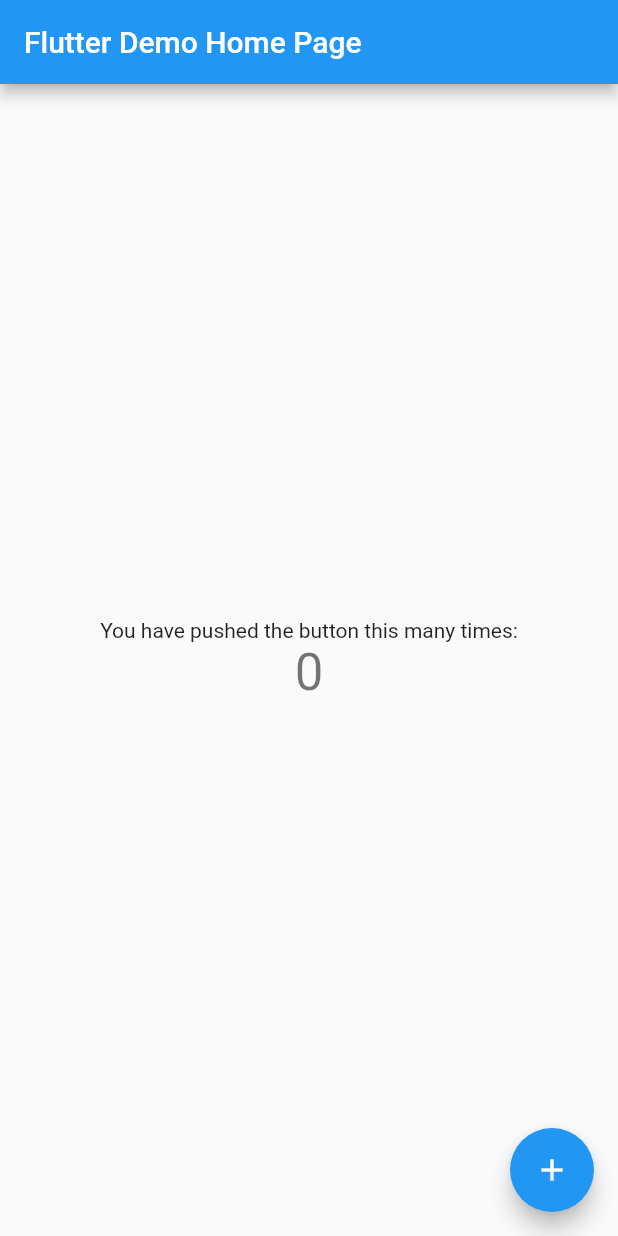
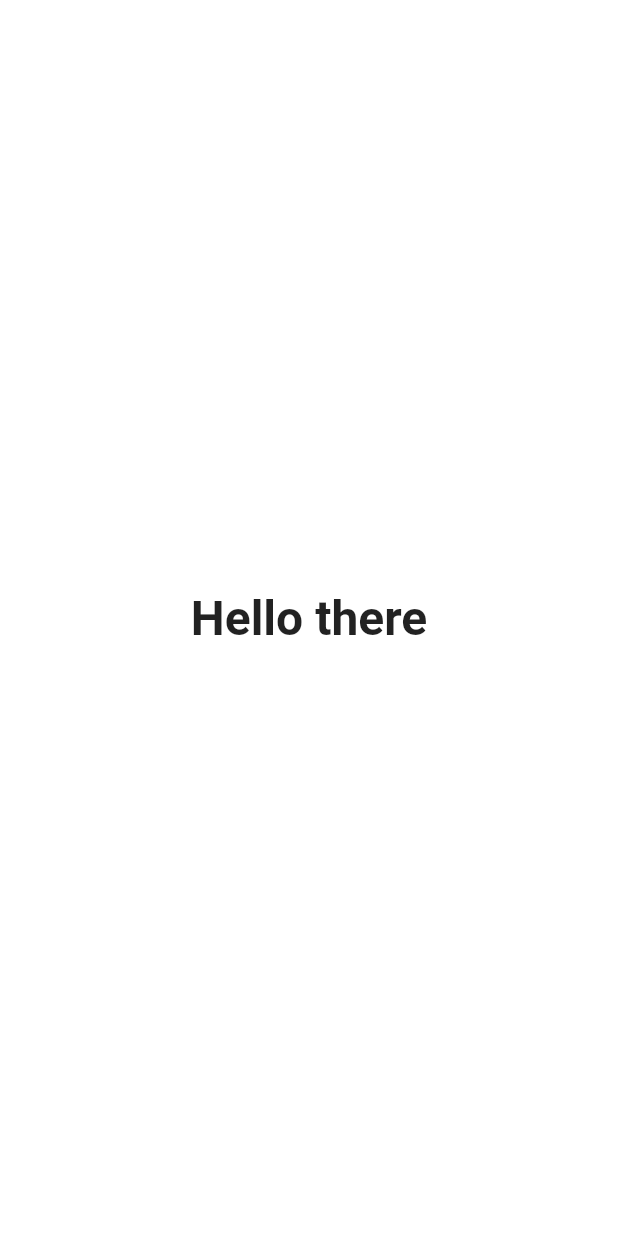
Before and after one commit to OmarAssem11/random_color_generation, a Flutter app: the screen it shows after launch, on a phone screen of 412 x 824 dp. Run offline on Flutter 3.47's test engine with Material 2 defaults, Android fonts, the phone set to English and light mode, and no system bars.

Commit message:
Implement random color generation

```diff
--- /dev/null
+++ b/lib/home_screen.dart
@@ -0,0 +1,39 @@
+import 'package:flutter/material.dart';
+import 'package:random_color_generation/utils.dart';
+
+///The home screen of the app
+class HomeScreen extends StatefulWidget {
+  ///Constructor of [HomeScreen]
+  const HomeScreen();
+
+  @override
+  State<HomeScreen> createState() => _HomeScreenState();
+}
+
+class _HomeScreenState extends State<HomeScreen> {
+  int _backgroundColorHexValue = 0xFFFFFFFF;
+
+  @override
+  Widget build(BuildContext context) {
+    return Scaffold(
+      body: GestureDetector(
+        onTap: _changeBackgroundColor,
+        child: ColoredBox(
+          color: Color(_backgroundColorHexValue),
+          child: const Center(
+            child: Text(
+              'Hello there',
+              style: TextStyle(
+                fontSize: 32,
+                fontWeight: FontWeight.bold,
+              ),
+            ),
+          ),
+        ),
+      ),
+    );
+  }
+
+  void _changeBackgroundColor() =>
+      setState(() => _backgroundColorHexValue = generateRandomColorHexValue());
+}
--- a/lib/main.dart
+++ b/lib/main.dart
@@ -1,115 +1,6 @@
 import 'package:flutter/material.dart';
+import 'package:random_color_generation/my_app.dart';
 
 void main() {
   runApp(const MyApp());
 }
-
-class MyApp extends StatelessWidget {
-  const MyApp({super.key});
-
-  // This widget is the root of your application.
-  @override
-  Widget build(BuildContext context) {
-    return MaterialApp(
-      title: 'Flutter Demo',
-      theme: ThemeData(
-        // This is the theme of your application.
-        //
-        // Try running your application with "flutter run". You'll see the
-        // application has a blue toolbar. Then, without quitting the app, try
-        // changing the primarySwatch below to Colors.green and then invoke
-        // "hot reload" (press "r" in the console where you ran "flutter run",
-        // or simply save your changes to "hot reload" in a Flutter IDE).
-        // Notice that the counter didn't reset back to zero; the application
-        // is not restarted.
-        primarySwatch: Colors.blue,
-      ),
-      home: const MyHomePage(title: 'Flutter Demo Home Page'),
-    );
-  }
-}
-
-class MyHomePage extends StatefulWidget {
-  const MyHomePage({super.key, required this.title});
-
-  // This widget is the home page of your application. It is stateful, meaning
-  // that it has a State object (defined below) that contains fields that affect
-  // how it looks.
-
-  // This class is the configuration for the state. It holds the values (in this
-  // case the title) provided by the parent (in this case the App widget) and
-  // used by the build method of the State. Fields in a Widget subclass are
-  // always marked "final".
-
-  final String title;
-
-  @override
-  State<MyHomePage> createState() => _MyHomePageState();
-}
-
-class _MyHomePageState extends State<MyHomePage> {
-  int _counter = 0;
-
-  void _incrementCounter() {
-    setState(() {
-      // This call to setState tells the Flutter framework that something has
-      // changed in this State, which causes it to rerun the build method below
-      // so that the display can reflect the updated values. If we changed
-      // _counter without calling setState(), then the build method would not be
-      // called again, and so nothing would appear to happen.
-      _counter++;
-    });
-  }
-
-  @override
-  Widget build(BuildContext context) {
-    // This method is rerun every time setState is called, for instance as done
-    // by the _incrementCounter method above.
-    //
-    // The Flutter framework has been optimized to make rerunning build methods
-    // fast, so that you can just rebuild anything that needs updating rather
-    // than having to individually change instances of widgets.
-    return Scaffold(
-      appBar: AppBar(
-        // Here we take the value from the MyHomePage object that was created by
-        // the App.build method, and use it to set our appbar title.
-        title: Text(widget.title),
-      ),
-      body: Center(
-        // Center is a layout widget. It takes a single child and positions it
-        // in the middle of the parent.
-        child: Column(
-          // Column is also a layout widget. It takes a list of children and
-          // arranges them vertically. By default, it sizes itself to fit its
-          // children horizontally, and tries to be as tall as its parent.
-          //
-          // Invoke "debug painting" (press "p" in the console, choose the
-          // "Toggle Debug Paint" action from the Flutter Inspector in Android
-          // Studio, or the "Toggle Debug Paint" command in Visual Studio Code)
-          // to see the wireframe for each widget.
-          //
-          // Column has various properties to control how it sizes itself and
-          // how it positions its children. Here we use mainAxisAlignment to
-          // center the children vertically; the main axis here is the vertical
-          // axis because Columns are vertical (the cross axis would be
-          // horizontal).
-          mainAxisAlignment: MainAxisAlignment.center,
-          children: <Widget>[
-            const Text(
-              'You have pushed the button this many times:',
-            ),
-            Text(
-              '$_counter',
-              style: Theme.of(context).textTheme.headlineMedium,
-            ),
-          ],
-        ),
-      ),
-      floatingActionButton: FloatingActionButton(
-        onPressed: _incrementCounter,
-        tooltip: 'Increment',
-        child: const Icon(Icons.add),
-      ), // This trailing comma makes auto-formatting nicer for build methods.
-    );
-  }
-}
--- /dev/null
+++ b/lib/my_app.dart
@@ -0,0 +1,17 @@
+import 'package:flutter/material.dart';
+import 'package:random_color_generation/home_screen.dart';
+
+///The root widget of the app
+class MyApp extends StatelessWidget {
+  ///Constructor of [MyApp]
+  const MyApp();
+
+  @override
+  Widget build(BuildContext context) {
+    return const MaterialApp(
+      debugShowCheckedModeBanner: false,
+      title: 'Random Color Generation',
+      home: HomeScreen(),
+    );
+  }
+}
--- /dev/null
+++ b/lib/utils.dart
@@ -0,0 +1,8 @@
+import 'dart:math' as math;
+
+///Method that generates a random color hex value
+int generateRandomColorHexValue() {
+  const maxColorHexValue = 0xFFFFFFFF;
+
+  return math.Random().nextInt(maxColorHexValue);
+}
```
Also changed, not shown: pubspec.yaml (+2 -73 lines), pubspec.lock, 1 other file.
